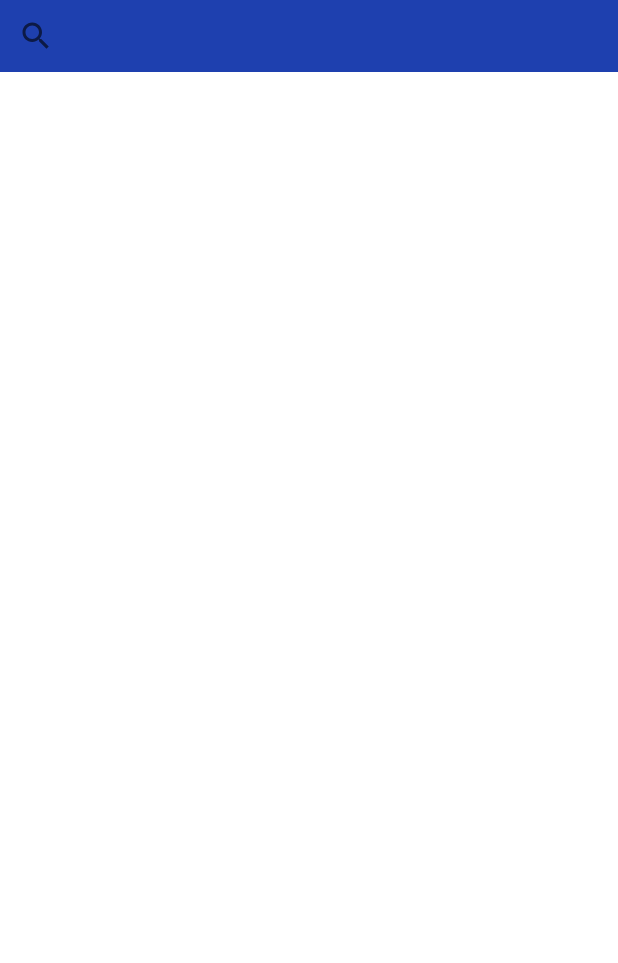
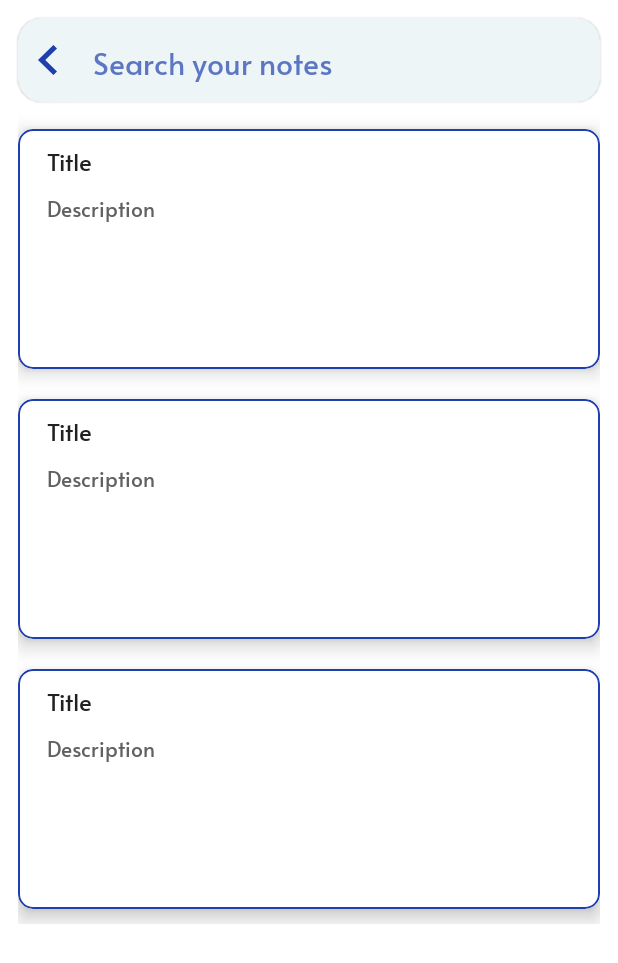
Before and after one commit to jhavidit/Remind-Me, an Android app: the layout fragment_search_notes.xml on its own in the app's theme, with its tools: preview values and no code run, on a phone screen of 412 x 824 dp. Shown: the top 963 px of the screen. Run offline under Robolectric (Android 15) with nearby library versions, the phone set to English and light mode, and no system bars.

Commit message:
Added - search note functionality added

```diff
--- a/app/src/main/AndroidManifest.xml
+++ b/app/src/main/AndroidManifest.xml
@@ -21,7 +21,8 @@
         android:theme="@style/Theme.RemindMe">
         <activity android:name=".view.activity.LocationSearchActivity" />
         <activity android:name=".view.activity.ReminderScreenActivity" />
-        <activity android:name=".view.activity.MainActivity">
+        <activity android:name=".view.activity.MainActivity"
+            android:windowSoftInputMode="adjustPan">
             <intent-filter>
                 <action android:name="android.intent.action.MAIN" />
 
--- a/app/src/main/res/drawable/ic_back_button.xml
+++ b/app/src/main/res/drawable/ic_back_button.xml
@@ -1,5 +1,5 @@
 <vector android:autoMirrored="true" android:height="20dp"
     android:viewportHeight="20" android:viewportWidth="13"
     android:width="13dp" xmlns:android="http://schemas.android.com/apk/res/android">
-    <path android:fillColor="#1E40AF" android:pathData="M12.35,17.65L4.7167,10L12.35,2.35L10,0L0,10L10,20L12.35,17.65Z"/>
+    <path android:fillColor="#FFFFFF" android:pathData="M12.35,17.65L4.7167,10L12.35,2.35L10,0L0,10L10,20L12.35,17.65Z"/>
 </vector>
--- a/app/src/main/res/layout/fragment_create_notes.xml
+++ b/app/src/main/res/layout/fragment_create_notes.xml
@@ -58,7 +58,8 @@
                 android:contentDescription="@string/back_button"
                 android:src="@drawable/ic_back_button"
                 app:layout_constraintStart_toStartOf="@id/startGuideline"
-                app:layout_constraintTop_toTopOf="@id/topGuideline" />
+                app:layout_constraintTop_toTopOf="@id/topGuideline"
+                app:tint="@color/purple_200" />
 
             <ImageView
                 android:id="@+id/delete_btn"
--- a/app/src/main/res/layout/fragment_notes.xml
+++ b/app/src/main/res/layout/fragment_notes.xml
@@ -46,7 +46,7 @@
             android:layout_marginStart="@dimen/dimen_16"
             android:layout_marginEnd="@dimen/dimen_16"
             app:cardBackgroundColor="#EEF5F6"
-            app:cardCornerRadius="6dp"
+            app:cardCornerRadius="@dimen/dimen_16"
             app:cardElevation="@dimen/dimen_8"
             app:layout_constraintEnd_toEndOf="@id/endGuideline"
             app:layout_constraintStart_toStartOf="@id/startGuideline"
--- a/app/src/main/res/layout/fragment_search_notes.xml
+++ b/app/src/main/res/layout/fragment_search_notes.xml
@@ -1,18 +1,89 @@
 <?xml version="1.0" encoding="utf-8"?>
 <layout xmlns:android="http://schemas.android.com/apk/res/android"
-    xmlns:app="http://schemas.android.com/apk/res-auto">
+    xmlns:app="http://schemas.android.com/apk/res-auto"
+    xmlns:tools="http://schemas.android.com/tools">
 
     <androidx.constraintlayout.widget.ConstraintLayout
         android:layout_width="match_parent"
         android:layout_height="match_parent">
 
-        <androidx.appcompat.widget.SearchView
-            android:id="@+id/search_note"
+        <com.google.android.material.card.MaterialCardView
+            android:id="@+id/search_note_card"
+            android:layout_width="match_parent"
+            android:layout_height="?android:actionBarSize"
+            android:layout_margin="@dimen/dimen_12"
+            app:cardBackgroundColor="@color/purple_light"
+            app:cardCornerRadius="@dimen/dimen_16"
+            app:layout_constraintStart_toStartOf="parent"
+            app:layout_constraintTop_toTopOf="parent">
+
+            <androidx.constraintlayout.widget.ConstraintLayout
+                android:layout_width="match_parent"
+                android:layout_height="match_parent">
+
+                <ImageView
+                    android:id="@+id/back_btn"
+                    android:layout_width="@dimen/dimen_20"
+                    android:layout_height="@dimen/dimen_20"
+                    android:layout_marginStart="@dimen/dimen_10"
+                    android:background="?selectableItemBackgroundBorderless"
+                    android:contentDescription="@string/back_button"
+                    android:src="@drawable/ic_back_button"
+                    app:layout_constraintBottom_toBottomOf="parent"
+                    app:layout_constraintStart_toStartOf="parent"
+                    app:layout_constraintTop_toTopOf="parent"
+                    app:tint="@color/purple_200" />
+
+                <EditText
+                    android:id="@+id/search_note"
+                    android:layout_width="@dimen/dimen_0"
+                    android:layout_height="wrap_content"
+                    android:layout_marginStart="@dimen/dimen_20"
+                    android:background="@null"
+                    android:focusable="true"
+                    android:maxLines="1"
+                    android:fontFamily="@font/alata_regular"
+                    android:hint="@string/search_your_notes"
+                    android:textColor="@color/purple_200"
+                    android:textColorHint="#B31E40AF"
+                    android:textSize="@dimen/dimen_text_20"
+                    android:layout_marginEnd="@dimen/dimen_4"
+                    app:layout_constraintEnd_toStartOf="@id/clear_btn"
+                    app:layout_constraintBottom_toBottomOf="parent"
+                    app:layout_constraintStart_toEndOf="@id/back_btn"
+                    app:layout_constraintTop_toTopOf="parent" />
+
+                <ImageView
+                    android:id="@+id/clear_btn"
+                    android:layout_width="@dimen/dimen_28"
+                    android:layout_height="@dimen/dimen_28"
+                    android:layout_marginEnd="@dimen/dimen_10"
+                    android:background="?selectableItemBackgroundBorderless"
+                    android:contentDescription="@string/clear_text"
+                    android:scaleType="fitXY"
+                    android:visibility="gone"
+                    android:src="@drawable/ic_close"
+                    app:layout_constraintBottom_toBottomOf="parent"
+                    app:layout_constraintEnd_toEndOf="parent"
+                    app:layout_constraintTop_toTopOf="parent"
+                    app:tint="@color/purple_200" />
+
+
+            </androidx.constraintlayout.widget.ConstraintLayout>
+
+
+        </com.google.android.material.card.MaterialCardView>
+
+        <androidx.recyclerview.widget.RecyclerView
+            android:id="@+id/recycler_view"
             android:layout_width="match_parent"
             android:layout_height="wrap_content"
-            android:background="@color/purple_200"
+            android:layout_marginStart="@dimen/dimen_12"
+            android:layout_marginTop="@dimen/dimen_8"
+            android:layout_marginEnd="@dimen/dimen_12"
             app:layout_constraintStart_toStartOf="parent"
-            app:layout_constraintTop_toTopOf="parent" />
+            app:layout_constraintTop_toBottomOf="@id/search_note_card"
+            tools:listitem="@layout/search_note_item" />
 
 
     </androidx.constraintlayout.widget.ConstraintLayout>
--- /dev/null
+++ b/app/src/main/res/layout/search_note_item.xml
@@ -0,0 +1,65 @@
+<?xml version="1.0" encoding="utf-8"?>
+<com.google.android.material.card.MaterialCardView xmlns:android="http://schemas.android.com/apk/res/android"
+    xmlns:app="http://schemas.android.com/apk/res-auto"
+    xmlns:tools="http://schemas.android.com/tools"
+    android:id="@+id/note"
+    android:layout_width="match_parent"
+    android:layout_height="wrap_content"
+    android:layout_marginTop="10dp"
+    android:layout_marginBottom="10dp"
+    android:minHeight="160dp"
+    app:cardCornerRadius="10dp"
+    app:cardElevation="8dp"
+    app:strokeColor="@color/purple_200"
+    app:strokeWidth="1dp">
+
+    <androidx.constraintlayout.widget.ConstraintLayout
+        android:layout_width="match_parent"
+        android:layout_height="match_parent"
+        android:paddingBottom="@dimen/dimen_16">
+
+        <androidx.constraintlayout.widget.Guideline
+            android:id="@+id/startGuideline"
+            android:layout_width="wrap_content"
+            android:layout_height="wrap_content"
+            android:orientation="vertical"
+            app:layout_constraintGuide_percent="0.05" />
+
+        <androidx.constraintlayout.widget.Guideline
+            android:id="@+id/endGuideline"
+            android:layout_width="wrap_content"
+            android:layout_height="wrap_content"
+            android:orientation="vertical"
+            app:layout_constraintGuide_percent="0.95" />
+
+
+        <TextView
+            android:id="@+id/title"
+            android:layout_width="0dp"
+            android:layout_height="wrap_content"
+            android:layout_marginTop="@dimen/dimen_8"
+            android:fontFamily="@font/alata_regular"
+            android:text="@string/title"
+            android:textColor="@color/title_color"
+            android:textSize="@dimen/dimen_text_16"
+            app:layout_constraintEnd_toEndOf="@id/endGuideline"
+            app:layout_constraintStart_toStartOf="@id/startGuideline"
+            app:layout_constraintTop_toTopOf="parent" />
+
+
+        <TextView
+            android:id="@+id/description"
+            android:layout_width="0dp"
+            android:layout_height="wrap_content"
+            android:layout_marginTop="@dimen/dimen_8"
+            android:fontFamily="@font/alata_regular"
+            android:text="@string/description"
+            android:textColor="@color/description_color"
+            app:layout_constraintEnd_toEndOf="@id/endGuideline"
+            app:layout_constraintStart_toStartOf="@id/startGuideline"
+            app:layout_constraintTop_toBottomOf="@id/title" />
+
+
+    </androidx.constraintlayout.widget.ConstraintLayout>
+
+</com.google.android.material.card.MaterialCardView>
--- a/app/src/main/res/values/strings.xml
+++ b/app/src/main/res/values/strings.xml
@@ -77,4 +77,5 @@
     <string name="select_time_icon">select time icon</string>
     <string name="pinned_icon">pinned icon</string>
     <string name="daily">Daily</string>
+    <string name="clear_text">clear text</string>
 </resources>
```
Also changed, not shown: app/src/main/java/tech/jhavidit/remindme/view/adapters/SearchNoteAdapter.kt (added, +56 -0 lines), app/src/main/java/tech/jhavidit/remindme/view/fragments/SearchNotesFragment.kt (+52 -21 lines), app/src/main/res/navigation/home_graph.xml (+17 -21 lines).
